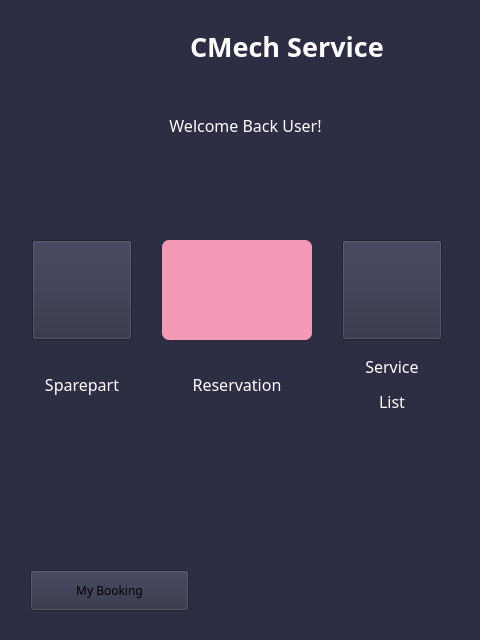
Qt form file_ui/user_main_menu.ui (Ghazimuhammad/Reservasi-Bengkel) before a commit.
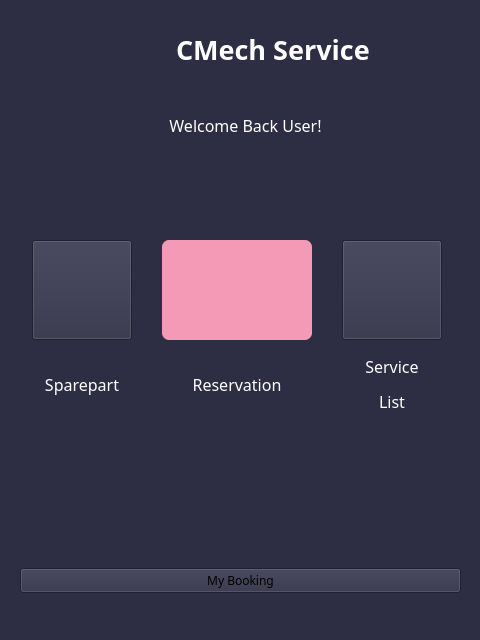
The same form after that commit. Icons and pictures are not drawn.

What changed in the file:
```diff
--- a/file_ui/user_main_menu.ui
+++ b/file_ui/user_main_menu.ui
@@ -322,15 +322,31 @@
      </item>
     </layout>
    </widget>
+   <widget class="QWidget" name="horizontalLayoutWidget">
+    <property name="geometry">
+     <rect>
+      <x>20</x>
+      <y>10</y>
+      <width>441</width>
+      <height>80</height>
+     </rect>
+    </property>
+    <layout class="QHBoxLayout" name="horizontalLayout">
+     <item>
+      <widget class="QLabel" name="logo">
+       <property name="maximumSize">
+        <size>
+         <width>150</width>
+         <height>16777215</height>
+        </size>
+       </property>
+       <property name="text">
+        <string/>
+       </property>
+      </widget>
+     </item>
+     <item>
    <widget class="QLabel" name="label_title">
-    <property name="geometry">
-     <rect>
-      <x>190</x>
-      <y>6</y>
-      <width>281</width>
-      <height>81</height>
-     </rect>
-    </property>
     <property name="font">
      <font>
       <family>Roboto Slab</family>
@@ -345,28 +361,21 @@
      <string>&lt;html&gt;&lt;head/&gt;&lt;body&gt;&lt;p&gt;&lt;span style=&quot; font-size:20pt; color:#ffffff;&quot;&gt;CMech Service&lt;/span&gt;&lt;/p&gt;&lt;/body&gt;&lt;/html&gt;</string>
     </property>
    </widget>
-   <widget class="QLabel" name="logo">
-    <property name="geometry">
-     <rect>
-      <x>10</x>
-      <y>6</y>
-      <width>171</width>
-      <height>81</height>
-     </rect>
-    </property>
-    <property name="text">
-     <string/>
-    </property>
+     </item>
+    </layout>
    </widget>
-   <widget class="QPushButton" name="push_mybooking">
+   <widget class="QWidget" name="horizontalLayoutWidget_2">
     <property name="geometry">
      <rect>
-      <x>30</x>
-      <y>570</y>
-      <width>159</width>
+      <x>20</x>
+      <y>560</y>
+      <width>441</width>
       <height>41</height>
      </rect>
     </property>
+    <layout class="QHBoxLayout" name="horizontalLayout_2">
+     <item>
+      <widget class="QPushButton" name="push_mybooking">
     <property name="font">
      <font>
       <family>Roboto Slab</family>
@@ -398,6 +407,9 @@
     <property name="text">
      <string>My Booking</string>
     </property>
+      </widget>
+     </item>
+    </layout>
    </widget>
   </widget>
   <widget class="QStatusBar" name="statusbar"/>
```
Lines whose indentation alone changed are shown as unchanged.
